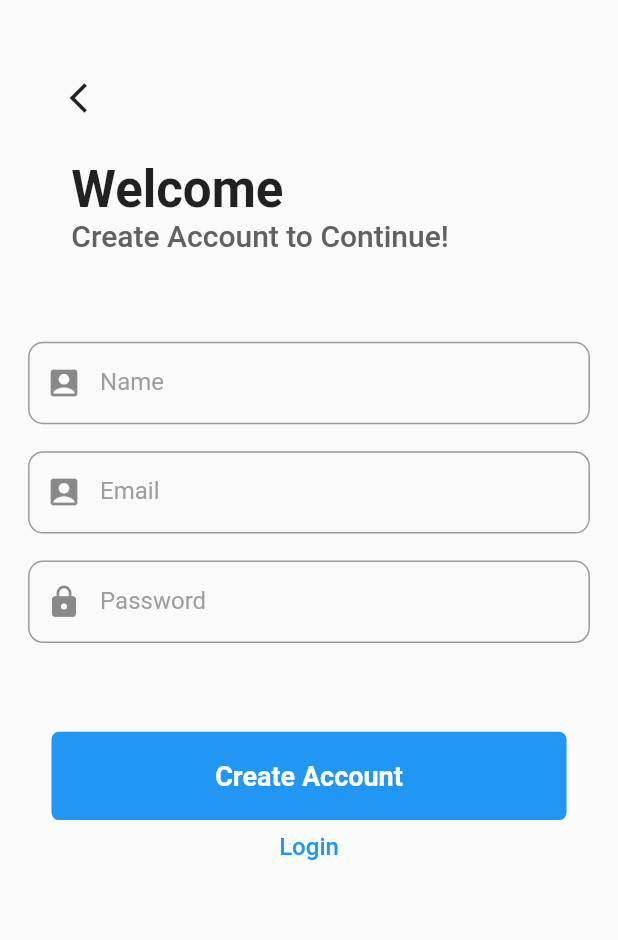
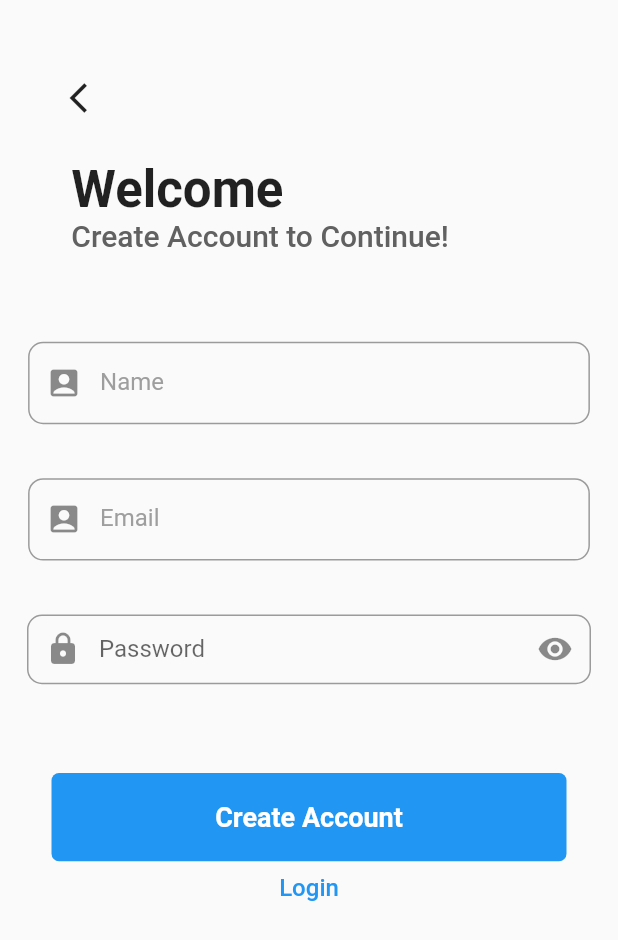
Before and after one commit to thanhtruc000/chat-app, a Flutter app: the screen it shows after launch, after a tap on "Create Account", on a phone screen of 412 x 824 dp. Shown: the top 940 px of the screen. Run offline on Flutter 3.47's test engine with Material 2 defaults, Android fonts, the phone set to English and light mode, and no system bars; our stand-ins replace cloud_firestore, firebase_auth, firebase_core, firebase_storage, image_picker; accounts and stored records are empty.

Commit message:
first commit

```diff
--- a/lib/Authenticate/CreateAccount.dart
+++ b/lib/Authenticate/CreateAccount.dart
@@ -13,6 +13,8 @@ class _CreateAccountState extends State<CreateAccount> {
   final TextEditingController _email = TextEditingController();
   final TextEditingController _password = TextEditingController();
   bool isLoading = false;
+
+  bool _isObscure = true;
 
   @override
   Widget build(BuildContext context) {
@@ -65,7 +67,16 @@ class _CreateAccountState extends State<CreateAccount> {
                     SizedBox(
                       height: size.height / 20,
                     ),
-                    Padding(
+                    // Padding(
+                    //   padding: const EdgeInsets.symmetric(vertical: 18),
+                    //   child: Container(
+                    //     width: size.width,
+                    //     alignment: Alignment.center,
+                    //     child: field(size, "Name", Icons.account_box, _name),
+                    //   ),
+                    // ),
+                    Container(
+                      child: Padding(
                         padding: const EdgeInsets.symmetric(vertical: 18),
                         child: Container(
                           width: size.width,
@@ -73,19 +84,60 @@ class _CreateAccountState extends State<CreateAccount> {
                           child: field(size, "Name", Icons.account_box, _name),
                         ),
                       ),
+                    ),
+                    // Container(
+                    //   width: size.width,
+                    //   alignment: Alignment.center,
+                    //   child: field(size, "Email", Icons.account_box, _email),
+                    // ),
                     Container(
+                      child: Padding(
+                        padding: const EdgeInsets.symmetric(vertical: 18),
+                        child: Container(
                           width: size.width,
                           alignment: Alignment.center,
                           child: field(size, "Email", Icons.account_box, _email),
                         ),
-                    Padding(
-                      padding: const EdgeInsets.symmetric(vertical: 18.0),
-                      child: Container(
-                        width: size.width,
-                        alignment: Alignment.center,
-                        child: field(size, "Password", Icons.lock, _password),
                       ),
                     ),
+
+                    // Padding(
+                    //   padding: const EdgeInsets.symmetric(vertical: 18.0),
+                    //   child: Container(
+                    //     width: size.width,
+                    //     alignment: Alignment.center,
+                    //     child: field(size, "Password", Icons.lock, _password),
+                    //   ),
+                    // ),
+                    Container(
+                      padding: const EdgeInsets.all(18),
+                      height: size.width / 5,
+                      width: size.height /1,
+                      child: Center(
+                        child: TextField(
+                          controller: _password,
+                          obscureText: _isObscure,
+                          decoration: InputDecoration(
+                            border: OutlineInputBorder(
+                              borderRadius: BorderRadius.circular(10),
+                            ),
+                            labelText: "Password",
+                            prefixIcon: Icon(Icons.lock_rounded, size:24),
+                            suffixIcon: IconButton(
+                              icon: Icon(
+                                _isObscure ? Icons.visibility : Icons.visibility_off,
+                              ),
+                              onPressed: () {
+                                setState(() {
+                                  _isObscure = !_isObscure;
+                                });
+                              },
+                            ),
+                          ),
+                        ),
+                      ),
+                    ),
+
                     SizedBox(
                       height: size.height / 20,
                     ),
--- a/lib/Authenticate/LoginScree.dart
+++ b/lib/Authenticate/LoginScree.dart
@@ -2,6 +2,7 @@ import 'package:chat_app2/Authenticate/CreateAccount.dart';
 import 'package:chat_app2/Screens/HomeScreen.dart';
 import 'package:chat_app2/Authenticate/Methods.dart';
 import 'package:flutter/material.dart';
+
 
 class LoginScreen extends StatefulWidget {
   @override
@@ -12,6 +13,8 @@ class _LoginScreenState extends State<LoginScreen> {
   final TextEditingController _email = TextEditingController();
   final TextEditingController _password = TextEditingController();
   bool isLoading = false;
+
+  bool _isObscure = true;
 
   @override
   Widget build(BuildContext context) {
@@ -65,17 +68,59 @@ class _LoginScreenState extends State<LoginScreen> {
             SizedBox(
               height: size.height / 10,
             ),
+            // Container(
+            //   width: size.width,
+            //   alignment: Alignment.center,
+            //   child: field(size, "Email", Icons.account_box, _email),
+            // ),
             Container(
-              width: size.width,
-              alignment: Alignment.center,
-              child: field(size, "Email", Icons.account_box, _email),
+              width: size.width / 1.12,
+              child: Center(
+                child: TextField(
+                  controller: _email,
+                  decoration: InputDecoration(
+                    border: OutlineInputBorder(
+                      borderRadius: BorderRadius.circular(10),
+                    ),
+                    labelText: "Email",
+                    prefixIcon: Icon(Icons.account_box, size:24),
+
+                  ),
+                ),
+              ),
             ),
-            Padding(
-              padding: const EdgeInsets.symmetric(vertical: 18.0),
-              child: Container(
-                width: size.width,
-                alignment: Alignment.center,
-                child: field(size, "Password", Icons.lock, _password),
+            // Padding(
+            //   padding: const EdgeInsets.symmetric(vertical: 18.0),
+            //   child: Container(
+            //     width: size.width,
+            //     alignment: Alignment.center,
+            //     child: field(size, "Password", Icons.lock, _password),
+            //   ),
+            // ),
+            Container(
+              padding: const EdgeInsets.all(25),
+              child: Center(
+                child: TextField(
+                  controller: _password,
+                  obscureText: _isObscure,
+                  decoration: InputDecoration(
+                    border: OutlineInputBorder(
+                      borderRadius: BorderRadius.circular(10),
+                    ),
+                    labelText: "Password",
+                    prefixIcon: Icon(Icons.lock_rounded, size:24),
+                    suffixIcon: IconButton(
+                      icon: Icon(
+                        _isObscure ? Icons.visibility : Icons.visibility_off,
+                      ),
+                      onPressed: () {
+                        setState(() {
+                          _isObscure = !_isObscure;
+                        });
+                      },
+                    ),
+                  ),
+                ),
               ),
             ),
 
```
Also changed, not shown: lib/group_chats/group_chat_room.dart (+63 -1 lines), pubspec.lock, 1 other file. Lines whose indentation alone changed are shown as unchanged.
